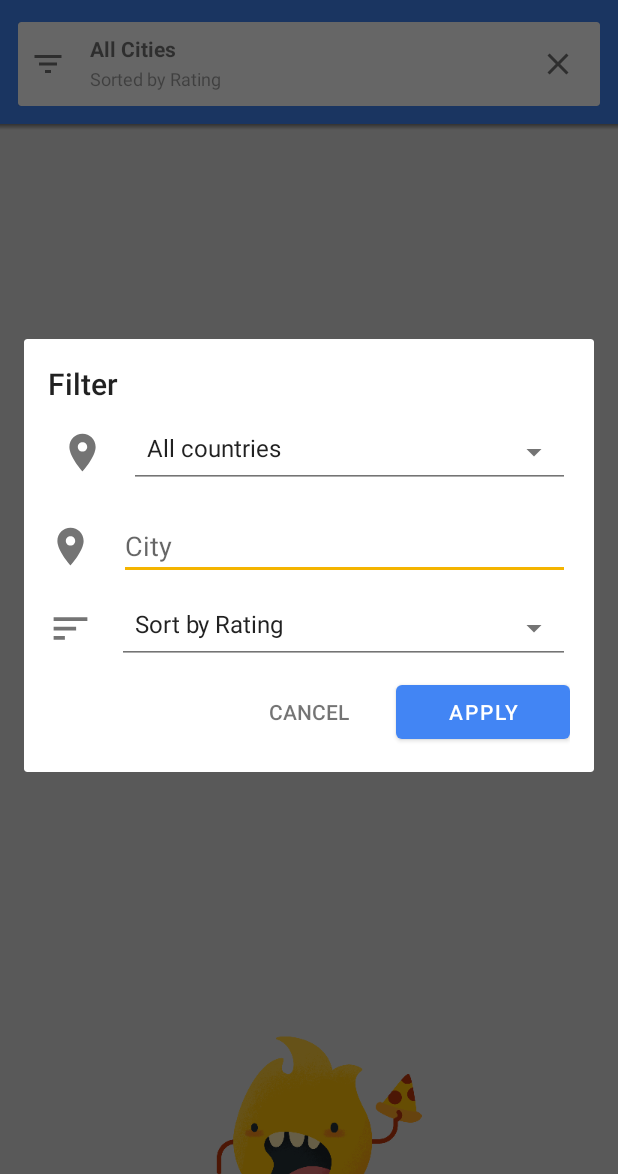
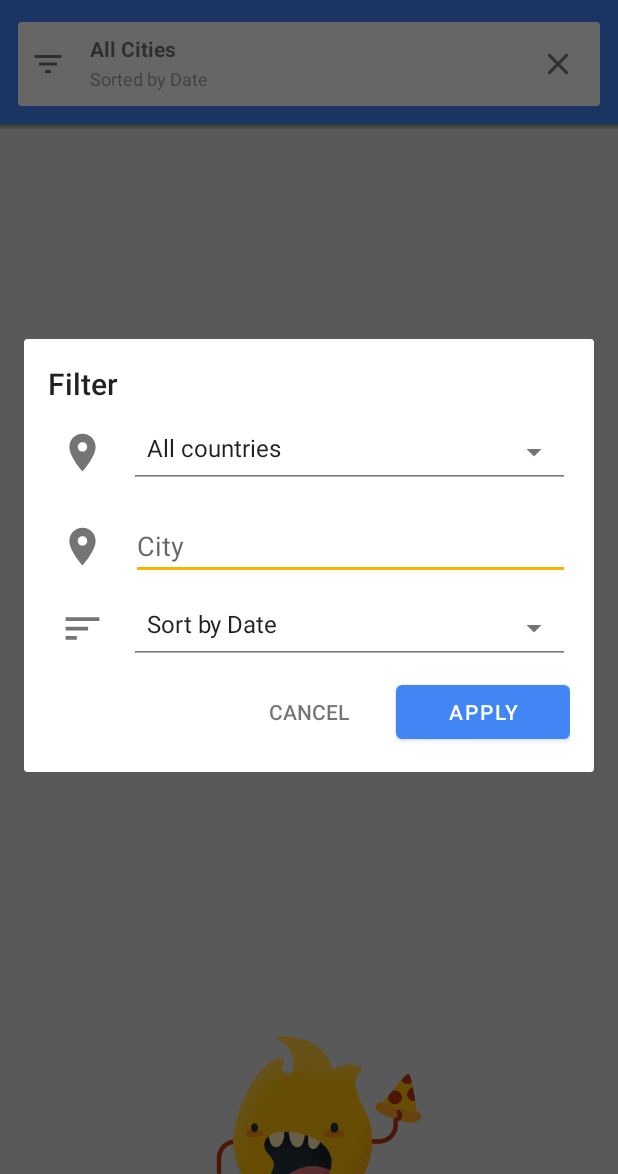
Before and after one commit to jkszan/firestore-city-reviewer, an Android app: the MainFragment screen opened directly, with no data from a screen before it, after a tap on "All Cities", on a phone screen of 412 x 824 dp, the part 62-1236 px from its top. Run offline under Robolectric (Android 15) with nearby library versions, the phone set to English and light mode, and no system bars; our stand-ins replace Firebase (no records; nobody signed in at launch, a user with empty details on screens opened directly); libraries missing offline, so code that uses them is left out: com.firebase.ui; pictures from the network do not load; 1 statement that could not run was skipped.

Commit message:
- Added date created / date sorting - Added validation for Date - Changed uniqueCountries to just be an arraylist, not set

```diff
--- a/app/src/main/java/com/google/firebase/sample/cityreviewer/java/CityReviewFragment.java
+++ b/app/src/main/java/com/google/firebase/sample/cityreviewer/java/CityReviewFragment.java
@@ -148,6 +148,7 @@ public class CityReviewFragment extends Fragment
         mBinding.cityReviewCountry.setText(cityData.get("country").toString());
         mBinding.cityReviewAuthor.setText(cityData.get("author").toString());
         mBinding.cityReviewDescription.setText(cityData.get("description").toString());
+        // TODO: Set some city date here
         setPhotoBindingsFromStorage((ArrayList<String>) cityData.get("photoURLs"));
 
         ArrayList<String> photoDescriptions = (ArrayList<String>) cityData.get("photoDescriptions");
--- a/app/src/main/java/com/google/firebase/sample/cityreviewer/java/FilterDialogFragment.java
+++ b/app/src/main/java/com/google/firebase/sample/cityreviewer/java/FilterDialogFragment.java
@@ -17,6 +17,7 @@ import com.google.firebase.sample.cityreviewer.databinding.DialogFiltersBinding;
 import com.google.firebase.sample.cityreviewer.java.model.City;
 import com.google.firebase.firestore.Query;
 
+import java.util.ArrayList;
 import java.util.Arrays;
 import java.util.List;
 import java.util.Set;
@@ -27,7 +28,7 @@ import java.util.Set;
 public class FilterDialogFragment extends DialogFragment implements View.OnClickListener {
 
     public static final String TAG = "FilterDialog";
-    public Set<String> countryList;
+    public ArrayList<String> countryList;
 
     interface FilterListener {
 
@@ -40,8 +41,8 @@ public class FilterDialogFragment extends DialogFragment implements View.OnClick
     private ArrayAdapter<String> countryAdapter;
     private FilterListener mFilterListener;
 
-    public FilterDialogFragment(Set<String> countrySet){
-        this.countryList = countrySet;
+    public FilterDialogFragment(ArrayList<String> countryList){
+        this.countryList = countryList;
     }
 
     @Nullable
@@ -61,8 +62,7 @@ public class FilterDialogFragment extends DialogFragment implements View.OnClick
     // Sets contents of country dropdown dynamically
     public void updateCountrySpinner(){
         Spinner countryOptions = (Spinner) this.mBinding.getRoot().findViewById(R.id.spinnerCountry);
-        List<String> countries = Arrays.asList(Arrays.copyOf(this.countryList.toArray(), this.countryList.size(), String[].class));
-        countryAdapter = new ArrayAdapter<String>(this.requireContext(), android.R.layout.simple_spinner_item, countries);
+        countryAdapter = new ArrayAdapter<String>(this.requireContext(), android.R.layout.simple_spinner_item, this.countryList);
         countryAdapter.setDropDownViewResource(android.R.layout.simple_spinner_dropdown_item);
         countryOptions.setAdapter(countryAdapter);
     }
@@ -129,6 +129,8 @@ public class FilterDialogFragment extends DialogFragment implements View.OnClick
             return City.FIELD_RATING;
         } if (getString(R.string.sort_by_author).equals(selected)) {
             return City.FIELD_AUTHOR;
+        } if (getString(R.string.sort_by_date).equals(selected)){
+            return City.FIELD_TIME;
         }
 
         return null;
@@ -137,10 +139,16 @@ public class FilterDialogFragment extends DialogFragment implements View.OnClick
     @Nullable
     private Query.Direction getSortDirection() {
         String selected = (String) mBinding.spinnerSort.getSelectedItem();
+
         if (getString(R.string.sort_by_rating).equals(selected)) {
             return Query.Direction.DESCENDING;
-        } if (getString(R.string.sort_by_author).equals(selected)) {
+        }
+        if (getString(R.string.sort_by_author).equals(selected)) {
             return Query.Direction.ASCENDING;
+        }
+
+        if (getString(R.string.sort_by_date).equals(selected)){
+            return Query.Direction.DESCENDING;
         }
 
         return null;
--- a/app/src/main/java/com/google/firebase/sample/cityreviewer/java/Filters.java
+++ b/app/src/main/java/com/google/firebase/sample/cityreviewer/java/Filters.java
@@ -16,7 +16,6 @@ public class Filters {
     private String city = null;
     private String country = null;
     private String author = null;
-
     private String sortBy = null;
     private Query.Direction sortDirection = null;
 
@@ -24,10 +23,10 @@ public class Filters {
 
     public static Filters getDefault() {
         Filters filters = new Filters();
-        filters.setSortBy(City.FIELD_RATING);
+        filters.setSortBy(City.FIELD_TIME);
         filters.setSortDirection(Query.Direction.DESCENDING);
 
-        return filters;//testing
+        return filters;
     }
 
     public boolean hasCountry() {
@@ -128,7 +127,7 @@ public class Filters {
         } else if (City.FIELD_AUTHOR.equals(sortBy)) {
             return context.getString(R.string.sorted_by_author);
         } else {
-            return context.getString(R.string.sorted_by_rating);
+            return context.getString(R.string.sorted_by_date);
         }
     }
 }
--- a/app/src/main/java/com/google/firebase/sample/cityreviewer/java/MainFragment.java
+++ b/app/src/main/java/com/google/firebase/sample/cityreviewer/java/MainFragment.java
@@ -58,6 +58,7 @@ import com.google.firebase.storage.StorageReference;
 import java.io.ByteArrayOutputStream;
 import java.util.ArrayList;
 import java.util.Arrays;
+import java.util.Date;
 import java.util.Dictionary;
 import java.util.HashMap;
 import java.util.HashSet;
@@ -89,7 +90,7 @@ public class MainFragment extends Fragment implements
     private ActivityResultLauncher<Intent> signinLauncher;
     private MainActivityViewModel mViewModel;
 
-    private Set<String> uniqueCountries;
+    private ArrayList<String> uniqueCountries;
     private MenuHost menuHost;
 
     public void onCreate(Bundle savedInstanceState){
@@ -160,7 +161,7 @@ public class MainFragment extends Fragment implements
 
         mBinding.recyclerCities.setLayoutManager(new LinearLayoutManager(requireContext()));
         mBinding.recyclerCities.setAdapter(mAdapter);
-        uniqueCountries = new HashSet<>();
+        uniqueCountries = new ArrayList<String>();
         uniqueCountries.add("All countries");
         populateCountrySet();
 
@@ -178,8 +179,11 @@ public class MainFragment extends Fragment implements
                     public void onComplete(@NonNull Task<QuerySnapshot> task) {
                         if (task.isSuccessful()) {
                             for (QueryDocumentSnapshot document : task.getResult()) {
-                                uniqueCountries.add(document.getData().get("CountryName").toString());
-                                Log.d(TAG, document.getId() + " => " + document.getData());
+                                String newCountry = document.getData().get("CountryName").toString();
+                                if (!uniqueCountries.contains(newCountry)){
+                                    uniqueCountries.add(newCountry);
+                                    Log.d(TAG, document.getId() + " => " + document.getData());
+                                }
                             }
                         } else {
                             Log.d(TAG, "Error getting documents: ", task.getException());
@@ -388,6 +392,7 @@ public class MainFragment extends Fragment implements
             DocumentReference cityRef = mFirestore.collection("cities").document();
             City cityReview = CityUtil.getRandom(requireContext());
             System.err.println("CITY DOCS:" + cityReview.getCity() + cityReview.getCountry());
+            cityReview.setTimeCreated(new Date());
             batch.set(cityRef, cityReview);
             if (!uniqueCountries.contains(cityReview.getCountry())){
                 addNewCountry(cityReview.getCountry());
@@ -474,6 +479,7 @@ public class MainFragment extends Fragment implements
         cityData.put("description", city.getDescription());
         cityData.put("UID", city.getUID());
         cityData.put("author", city.getAuthor());
+        cityData.put("timeCreated", new Date());
 
         WriteBatch batch = mFirestore.batch();
         batch.set(cityRef, cityData);
--- a/app/src/main/java/com/google/firebase/sample/cityreviewer/java/adapter/CityAdapter.java
+++ b/app/src/main/java/com/google/firebase/sample/cityreviewer/java/adapter/CityAdapter.java
@@ -63,7 +63,7 @@ public class CityAdapter extends FirestoreAdapter<CityAdapter.ViewHolder> {
 
             // Load image
             Glide.with(binding.cityItemImage.getContext())
-                    .load(city.getPhoto())
+                    .load(city.retrievePhoto()) // TODO: Fix to grab an icon photo
                     .into(binding.cityItemImage);
 
             binding.cityItemCity.setText(city.getCity());
--- a/app/src/main/res/layout/dialog_filters.xml
+++ b/app/src/main/res/layout/dialog_filters.xml
@@ -50,7 +50,7 @@
         android:layout_marginEnd="9dp"
         app:layout_constraintBottom_toBottomOf="@+id/CityFilterText"
         app:layout_constraintEnd_toStartOf="@+id/CityFilterText"
-        app:layout_constraintStart_toStartOf="parent"
+        app:layout_constraintStart_toStartOf="@+id/icon_country"
         app:layout_constraintTop_toTopOf="@+id/CityFilterText"
         app:srcCompat="@drawable/ic_place_white_24px"
         app:tint="@color/greySecondary" />
@@ -64,7 +64,7 @@
         android:layout_marginEnd="8dp"
         app:layout_constraintBottom_toBottomOf="@+id/spinnerSort"
         app:layout_constraintEnd_toStartOf="@+id/spinnerSort"
-        app:layout_constraintStart_toStartOf="parent"
+        app:layout_constraintStart_toStartOf="@+id/icon_city"
         app:layout_constraintTop_toTopOf="@+id/spinnerSort"
         app:srcCompat="@drawable/ic_sort_white_24px"
         app:tint="@color/greySecondary" />
--- a/app/src/main/res/values/strings.xml
+++ b/app/src/main/res/values/strings.xml
@@ -15,9 +15,11 @@
 
     <string name="sort_by_rating">Sort by Rating</string>
     <string name="sort_by_author">Sort by Author</string>
+    <string name="sort_by_date">Sort by Date</string>
 
     <string name="sorted_by_rating">Sorted by Rating</string>
     <string name="sorted_by_author">Sorted by Author</string>
+    <string name="sorted_by_date">Sorted by Date</string>
 
     <string name="add_random_items">Add Random Items</string>
     <string name="sign_out">Sign Out</string>
@@ -56,6 +58,7 @@
 
     <!-- Ways you can sort restaurants -->
     <string-array name="sort_by">
+        <item>@string/sort_by_date</item>
         <item>@string/sort_by_rating</item>
         <item>@string/sort_by_author</item>
     </string-array>
```
Also changed, not shown: app/src/main/java/com/google/firebase/sample/cityreviewer/java/model/City.java (+14 -1 lines), 1 other file.
